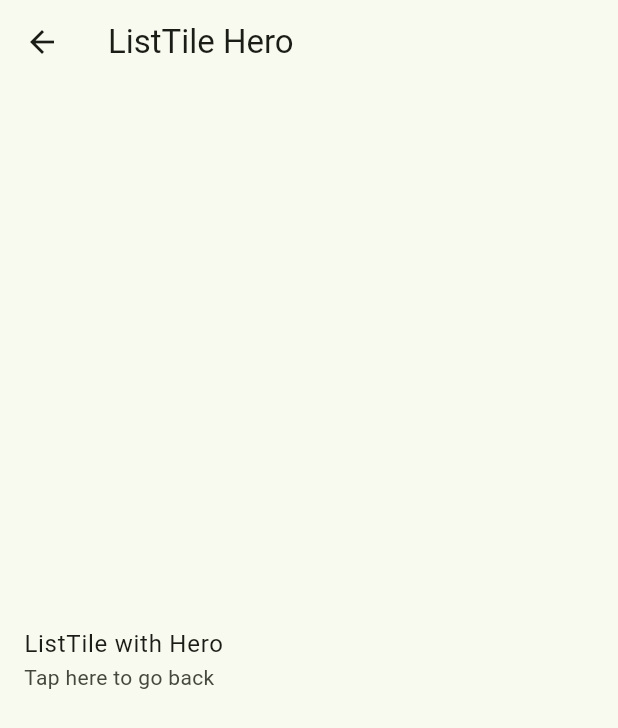
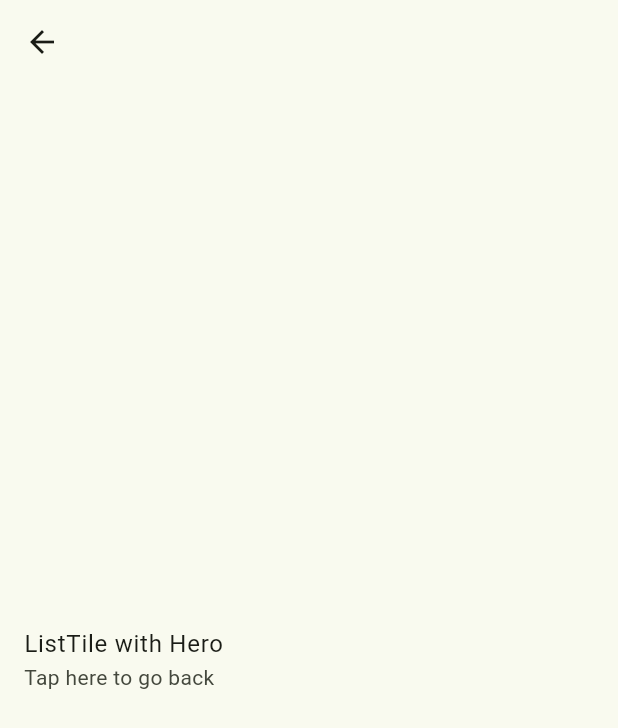
Before and after one commit to zarpach/ScheduleApp, a Flutter app: the screen it shows after launch, item 3 of the bottom bar chosen, after a tap on "Profile settings", on a phone screen of 412 x 824 dp. Shown: the top 728 px of the screen. Run offline on Flutter 3.47's test engine with Material 3 defaults, Android fonts, the phone set to English and light mode, and no system bars; our stand-ins replace gap, google_fonts; missing offline and left inert: just_the_tooltip; statements that could not run were skipped.

Commit message:
UI improvements

```diff
--- a/lib/main.dart
+++ b/lib/main.dart
@@ -83,7 +83,8 @@ class _MyHomePageState extends State<MyHomePage> {
           height: 90,
           onDestinationSelected: (int index) {
             setState(() {
-              currentPageIndex = index;});
+              currentPageIndex = index;
+            });
           },
           selectedIndex: currentPageIndex,
           destinations: const <Widget>[
@@ -94,8 +95,8 @@ class _MyHomePageState extends State<MyHomePage> {
               tooltip: 'Schedule',
             ),
             NavigationDestination(
-              selectedIcon: Icon(Icons.font_download_rounded),
-              icon: Icon(Icons.font_download_outlined),
+              selectedIcon: Icon(Icons.text_increase),
+              icon: Icon(Icons.text_increase_rounded),
               label: 'Transcript',
               tooltip: 'Transcript',
             ),
--- a/lib/modules/LessonWidgets/ExpandLessonContainer.dart
+++ b/lib/modules/LessonWidgets/ExpandLessonContainer.dart
@@ -8,8 +8,8 @@ class ExpandLesson extends StatelessWidget {
   @override
   Widget build(BuildContext context) {
     return Container(
-      color: Colors.lightGreen,
-      child: Text('Press'),
+      color: Theme.of(context).scaffoldBackgroundColor,
+      child: const Center(child: Text('CONTENT')),
     );
   }
 }
--- a/lib/modules/NavigationBarWidgets/SettingsPage.dart
+++ b/lib/modules/NavigationBarWidgets/SettingsPage.dart
@@ -2,7 +2,10 @@ import 'package:flutter/material.dart';
 import 'package:flutter/rendering.dart';
 import 'package:gap/gap.dart';
 import 'package:google_fonts/google_fonts.dart';
+import 'package:schedule_app/modules/SettingsListTiles/FeedbackListTile.dart';
+import 'package:schedule_app/modules/SettingsListTiles/LanguageListTile.dart';
 import 'package:schedule_app/modules/SettingsListTiles/ProfileListTileWidget.dart';
+import 'package:schedule_app/modules/SettingsListTiles/ThemeSettingsListTile.dart';
 
 class SettingsPage extends StatefulWidget {
 
@@ -91,6 +94,9 @@ class _SettingsPageState extends State<SettingsPage> {
             SliverList.list(
                 children: const [
                   ProfileListTile(),
+                  ThemeListTile(),
+                  LanguageListTile(),
+                  FeedbackListTile()
                 ]
             )
           ],
--- a/lib/modules/NavigationBarWidgets/home.dart
+++ b/lib/modules/NavigationBarWidgets/home.dart
@@ -3,6 +3,7 @@ import 'package:flutter/material.dart';
 import 'package:google_fonts/google_fonts.dart';
 import 'package:gap/gap.dart';
 import 'package:intl/intl.dart';
+import 'package:just_the_tooltip/just_the_tooltip.dart';
 import 'package:schedule_app/modules/LessonWidgets/ExpandLessonContainer.dart';
 
 class Home extends StatefulWidget {
@@ -33,6 +34,7 @@ class _HomeNavState extends State<Home> {
 
   @override
   Widget build(BuildContext context) {
+    Brightness appBrightness = Theme.of(context).brightness;
     double width = MediaQuery.of(context).size.width;
     double height = MediaQuery.of(context).size.height;
     return Scaffold(
@@ -57,7 +59,24 @@ class _HomeNavState extends State<Home> {
                           fontSize: 48
                         )),
                     const Gap(16),
-
+                    JustTheTooltip(
+                      backgroundColor: Theme.of(context).colorScheme.onSurface,
+                      preferredDirection: AxisDirection.right,
+                      content: Padding(
+                        padding: const EdgeInsets.all(8.0),
+                        child: Text(
+                          'Schedule settings',
+                          style: TextStyle(
+                            color: appBrightness == Brightness.dark ? Colors.black87 : Colors.white70,
+                          ),
+                        ),
+                      ),
+                      child: InkWell(
+                        borderRadius: BorderRadius.circular(12),
+                        onTap: () => {},
+                        child: Row(
+                            mainAxisSize: MainAxisSize.min,
+                            children: [
                               Text(
                                 DateFormat('EEEE').format(DateTime.now()), // Current weekday, using 'EEEE' format of current date
                                 style: GoogleFonts.manrope(
@@ -65,6 +84,12 @@ class _HomeNavState extends State<Home> {
                                     fontSize: 28
                                 ),
                               ),
+                              const Icon(Icons.arrow_drop_down)
+                            ]
+                        ),
+                      ),
+                    )
+
 
                   ],
                 ),
@@ -74,7 +99,7 @@ class _HomeNavState extends State<Home> {
                   child: Container(
                     clipBehavior: Clip.antiAlias,
                     decoration: BoxDecoration(
-                      color: Theme.of(context).colorScheme.outlineVariant.withOpacity(0.4),
+                      color: Theme.of(context).colorScheme.outlineVariant.withOpacity(0.1),
                       borderRadius: BorderRadius.circular(12)
                     ),
                     child: ListView.separated(
@@ -85,7 +110,7 @@ class _HomeNavState extends State<Home> {
                             return OpenContainer(
                               openElevation: 0,
                               openColor: Colors.transparent,
-                              closedColor: Theme.of(context).colorScheme.outlineVariant.withOpacity(0.1),
+                              closedColor: Theme.of(context).colorScheme.outlineVariant.withOpacity(0.01),
                               closedElevation: 0,
                               closedShape: const Border(),
                               openShape: const Border(),
@@ -93,7 +118,10 @@ class _HomeNavState extends State<Home> {
                               transitionType: ContainerTransitionType.fade,
                               openBuilder: (context, openContainer) => ExpandLesson(title: 'List Menu Item ${index + 1}'),
                               closedBuilder: (context, openContainer) {
-                                return Row(
+                                return InkWell(
+                                  onLongPress: () => {},
+                                  onTap: openContainer,
+                                  child: Row(
                                         children: [
                                           SizedBox(
                                             width: width / 3.8,
@@ -102,7 +130,7 @@ class _HomeNavState extends State<Home> {
                                                 child: Text(
                                                     lessonTime[index],
                                                     style: GoogleFonts.manrope(
-                                                    fontSize: 13,
+                                                      fontSize: 14,
                                                       fontWeight: FontWeight.w400,
                                                       letterSpacing: -0.3
                                                     )
@@ -110,12 +138,13 @@ class _HomeNavState extends State<Home> {
                                             ),
                                           ),
                                           Expanded(
-                                          child: lessons[index]['second'] == ''?
+                                            child: lessons[index]['second'] == '' ?
                                             Text(
                                                 lessons[index]['first']!,
                                                 style: GoogleFonts.manrope(
                                                   letterSpacing: -0.3,
-                                              ),)
+                                                ),
+                                            )
                                                 :
                                             Column(
                                                 crossAxisAlignment: CrossAxisAlignment.start,
@@ -126,6 +155,7 @@ class _HomeNavState extends State<Home> {
                                                     overflow: TextOverflow.ellipsis,
                                                     maxLines: 2,
                                                     style: GoogleFonts.manrope(
+                                                      fontSize: 15,
                                                       fontWeight: FontWeight.w700,
                                                       letterSpacing: -0.3
                                                     ),),
@@ -136,11 +166,13 @@ class _HomeNavState extends State<Home> {
                                                     style: GoogleFonts.manrope(
                                                       fontWeight: FontWeight.w400,
                                                       letterSpacing: -0.3
-                                                  ),)
+                                                    ),
+                                                  ),
                                                 ],
                                               ),
                                           ),
                                         ],
+                                      ),
                                 );
                               },
                             );
--- /dev/null
+++ b/lib/modules/SettingsListTiles/FeedbackListTile.dart
@@ -0,0 +1,52 @@
+import 'package:flutter/gestures.dart';
+import 'package:flutter/material.dart';
+import 'package:google_fonts/google_fonts.dart';
+
+class FeedbackListTile extends StatelessWidget {
+  const FeedbackListTile({super.key});
+
+
+  @override
+  Widget build(BuildContext context) {
+    return ListTile(
+      contentPadding: const EdgeInsets.symmetric(horizontal: 35.0, vertical: 10.0),
+      leading: const Icon(Icons.feedback_outlined),
+      title: Text(
+          'Send feedback',
+          style: GoogleFonts.roboto(
+              fontSize: 22,
+              fontWeight: FontWeight.w400,
+              letterSpacing: 0
+          )
+      ),
+      subtitle: const Text('Share your thoughts and recommendations'),
+      onTap: () {
+        Navigator.push(
+          context,
+          MaterialPageRoute<Widget>(
+            builder: (context) {
+              return Scaffold(
+                appBar: AppBar(),
+                body: Center(
+                  child: Hero(
+                    tag: 'ListTile-Hero',
+                    child: Material(
+                      child: ListTile(
+                        title: const Text('ListTile with Hero'),
+                        subtitle: const Text(
+                            'Tap here to go back'),
+                        onTap: () {
+                          Navigator.pop(context);
+                        },
+                      ),
+                    ),
+                  ),
+                ),
+              );
+            },
+          ),
+        );
+      },
+    );
+  }
+}
--- a/lib/modules/SettingsListTiles/ProfileListTileWidget.dart
+++ b/lib/modules/SettingsListTiles/ProfileListTileWidget.dart
@@ -26,8 +26,7 @@ class ProfileListTile extends StatelessWidget {
           MaterialPageRoute<Widget>(
               builder: (context) {
                 return Scaffold(
-                  appBar: AppBar(title: const Text(
-                      'ListTile Hero')),
+                  appBar: AppBar(),
                   body: Center(
                     child: Hero(
                       tag: 'ListTile-Hero',
--- a/pubspec.yaml
+++ b/pubspec.yaml
@@ -37,6 +37,7 @@ dependencies:
   gap: ^3.0.1
   go_router: ^12.1.3
   animations: ^2.0.10
+  just_the_tooltip: ^0.0.12
 
 
   # The following adds the Cupertino Icons font to your application.
```
Also changed, not shown: pubspec.lock, 3 other files. Lines whose indentation alone changed are shown as unchanged.
